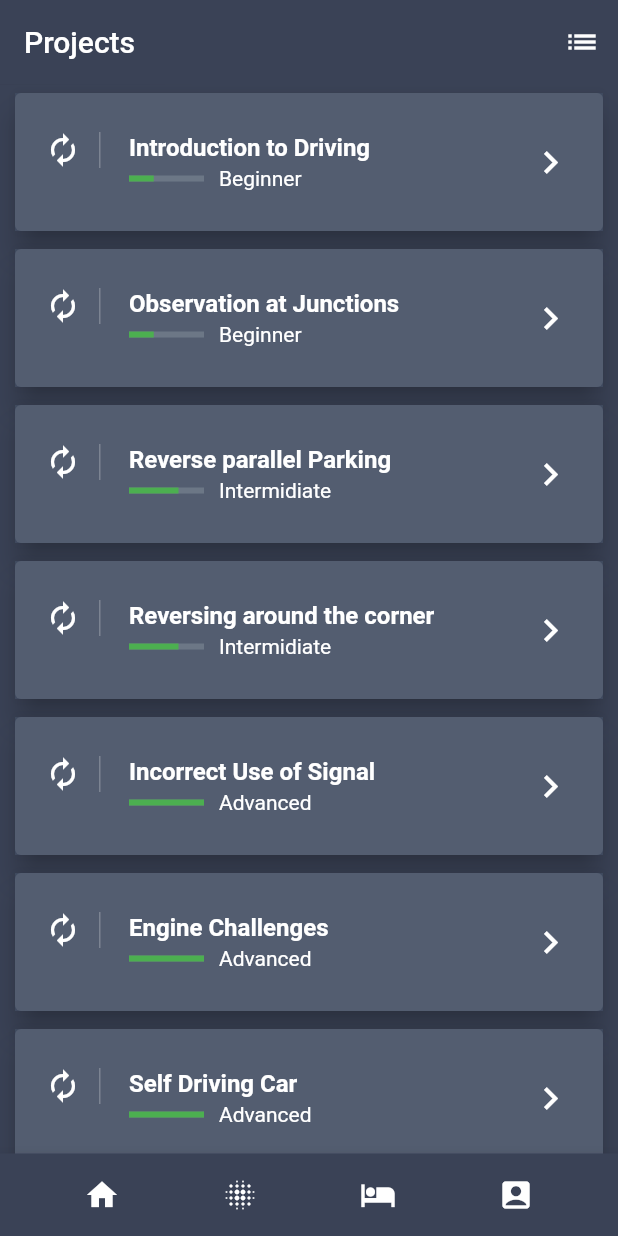
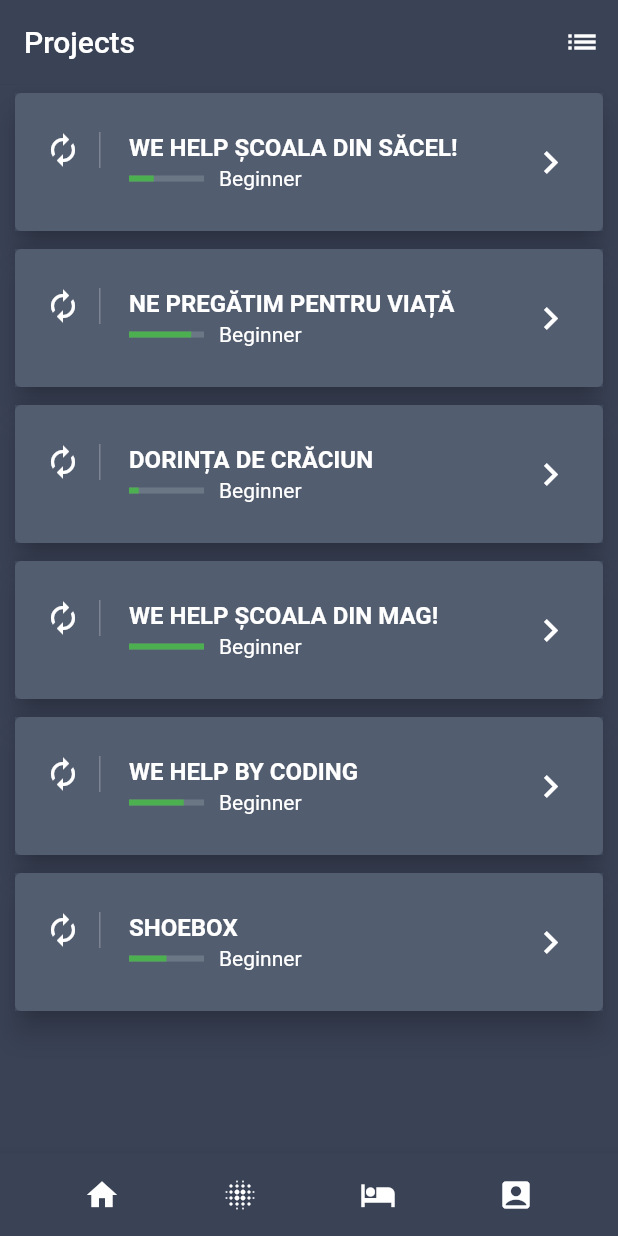
Before and after one commit to AlexandraDamaschin/SkipToTheFuture-Frontend, a Flutter app: the ListPage screen opened directly, on a phone screen of 412 x 824 dp. Run offline on Flutter 3.47's test engine with Material 2 defaults, Android fonts, the phone set to English and light mode, and no system bars; our stand-ins replace parse_server_sdk_flutter.

Commit message:
Add projects

```diff
--- a/lib/projects/project-details.dart
+++ b/lib/projects/project-details.dart
@@ -2,15 +2,15 @@ import 'package:flutter/material.dart';
 import 'package:skip_to_the_future_app/projects/project-model.dart';
 
 class DetailPage extends StatelessWidget {
-  final Lesson lesson;
-  DetailPage({Key key, this.lesson}) : super(key: key);
+  final Project project;
+  DetailPage({Key key, this.project}) : super(key: key);
   @override
   Widget build(BuildContext context) {
     final levelIndicator = Container(
       child: Container(
         child: LinearProgressIndicator(
             backgroundColor: Color.fromRGBO(209, 224, 224, 0.2),
-            value: lesson.indicatorValue,
+            value: project.indicatorValue,
             valueColor: AlwaysStoppedAnimation(Colors.green)),
       ),
     );
@@ -21,7 +21,7 @@ class DetailPage extends StatelessWidget {
           border: new Border.all(color: Colors.white),
           borderRadius: BorderRadius.circular(5.0)),
       child: new Text(
-        "\$" + lesson.price.toString(),
+        "\$" + project.hostedBy.toString(),
         style: TextStyle(color: Colors.white),
       ),
     );
@@ -41,7 +41,7 @@ class DetailPage extends StatelessWidget {
         ),
         SizedBox(height: 10.0),
         Text(
-          lesson.title,
+          project.title,
           style: TextStyle(color: Colors.white, fontSize: 45.0),
         ),
         SizedBox(height: 30.0),
@@ -54,7 +54,7 @@ class DetailPage extends StatelessWidget {
                 child: Padding(
                     padding: EdgeInsets.only(left: 10.0),
                     child: Text(
-                      lesson.level,
+                      project.description,
                       style: TextStyle(color: Colors.white),
                     ))),
             Expanded(flex: 1, child: coursePrice)
@@ -97,7 +97,7 @@ class DetailPage extends StatelessWidget {
     );
 
     final bottomContentText = Text(
-      lesson.content,
+      project.content,
       style: TextStyle(fontSize: 18.0),
     );
     final readButton = Container(
--- a/lib/projects/project-model.dart
+++ b/lib/projects/project-model.dart
@@ -1,10 +1,18 @@
-class Lesson {
+class Project {
   String title;
-  String level;
+  String description;
   double indicatorValue;
-  int price;
   String content;
+  String hostedBy;
+  String location;
+  String url;
 
-  Lesson(
-      {this.title, this.level, this.indicatorValue, this.price, this.content});
+  Project(
+      {this.title,
+      this.description,
+      this.indicatorValue,
+      this.content,
+      this.hostedBy,
+      this.location,
+      this.url});
 }
--- a/lib/projects/projects.dart
+++ b/lib/projects/projects.dart
@@ -22,7 +22,7 @@ class _ListPageState extends State<ListPage> {
 
   @override
   Widget build(BuildContext context) {
-    ListTile makeListTile(Lesson lesson) => ListTile(
+    ListTile makeListTile(Project project) => ListTile(
           contentPadding:
               EdgeInsets.symmetric(horizontal: 20.0, vertical: 10.0),
           leading: Container(
@@ -33,7 +33,7 @@ class _ListPageState extends State<ListPage> {
             child: Icon(Icons.autorenew, color: Colors.white),
           ),
           title: Text(
-            lesson.title,
+            project.title,
             style: TextStyle(color: Colors.white, fontWeight: FontWeight.bold),
           ),
           // subtitle: Text("Intermediate", style: TextStyle(color: Colors.white)),
@@ -46,14 +46,14 @@ class _ListPageState extends State<ListPage> {
                     // tag: 'hero',
                     child: LinearProgressIndicator(
                         backgroundColor: Color.fromRGBO(209, 224, 224, 0.2),
-                        value: lesson.indicatorValue,
+                        value: project.indicatorValue,
                         valueColor: AlwaysStoppedAnimation(Colors.green)),
                   )),
               Expanded(
                 flex: 4,
                 child: Padding(
                     padding: EdgeInsets.only(left: 10.0),
-                    child: Text(lesson.level,
+                    child: Text(project.description,
                         style: TextStyle(color: Colors.white))),
               )
             ],
@@ -64,11 +64,11 @@ class _ListPageState extends State<ListPage> {
             Navigator.push(
                 context,
                 MaterialPageRoute(
-                    builder: (context) => DetailPage(lesson: lesson)));
+                    builder: (context) => DetailPage(project: project)));
           },
         );
 
-    Card makeCard(Lesson lesson) => Card(
+    Card makeCard(Project lesson) => Card(
           elevation: 8.0,
           margin: new EdgeInsets.symmetric(horizontal: 10.0, vertical: 6.0),
           child: Container(
@@ -139,54 +139,59 @@ class _ListPageState extends State<ListPage> {
 
 List getLessons() {
   return [
-    Lesson(
-        title: "Introduction to Driving",
-        level: "Beginner",
+    Project(
+        title: "WE HELP ȘCOALA DIN SĂCEL!",
+        description: "Beginner",
         indicatorValue: 0.33,
-        price: 20,
         content:
-            "Start by taking a couple of minutes to read the info in this section. Launch your app and click on the Settings menu.  While on the settings page, click the Save button.  You should see a circular progress indicator display in the middle of the page and the user interface elements cannot be clicked due to the modal barrier that is constructed."),
-    Lesson(
-        title: "Observation at Junctions",
-        level: "Beginner",
-        indicatorValue: 0.33,
-        price: 50,
+            "În urma participării la Maratonul Internațional Sibiu 2020 am reușit, cu ajutorul a 67 de alergători și 228 de susținători, să stângem suma de 17511 lei.Am ales să inițiem un proiect pentru Școala din Săcel pentru că fără continuitate un proiect privind educația nu poate evolua. Astfel dezvoltăm demersurile, începute de către noi în 2016, de a susține educația în zona rurală din județul Sibiu, prin modernizarea unor săli de activități în școlile din Țichindeal și Mag.",
+        hostedBy: "Asociatia We Help!",
+        location: "Sibiu",
+        url: "https://we-help.ro/we-help-scoala-din-sacel/"),
+    Project(
+        title: "NE PREGĂTIM PENTRU VIAȚĂ",
+        description: "Beginner",
+        indicatorValue: 0.83,
         content:
-            "Start by taking a couple of minutes to read the info in this section. Launch your app and click on the Settings menu.  While on the settings page, click the Save button.  You should see a circular progress indicator display in the middle of the page and the user interface elements cannot be clicked due to the modal barrier that is constructed."),
-    Lesson(
-        title: "Reverse parallel Parking",
-        level: "Intermidiate",
-        indicatorValue: 0.66,
-        price: 30,
+            "Proiectul ‘’Ne pregătim pentru viață‘‘ și-a propus ca în decursul a patru zile să le ofere copiilor din cadrul programului nostru educativ ‘‘Ajută copiii din familii defavorizate să meargă la școală ‘‘ oportunități de socializare și suportul material de care ei au nevoie în vederea depășirii problemelor dificile cu care se confruntă și dezvoltării abilităților necesare pentru a-și asigura un trai decent în viitor.",
+        hostedBy: "Asociatia We Help!",
+        location: "Sibiu",
+        url: "https://we-help.ro/ne-pregatim-pentru-viata/"),
+    Project(
+        title: "DORINȚA DE CRĂCIUN",
+        description: "Beginner",
+        indicatorValue: 0.13,
         content:
-            "Start by taking a couple of minutes to read the info in this section. Launch your app and click on the Settings menu.  While on the settings page, click the Save button.  You should see a circular progress indicator display in the middle of the page and the user interface elements cannot be clicked due to the modal barrier that is constructed."),
-    Lesson(
-        title: "Reversing around the corner",
-        level: "Intermidiate",
-        indicatorValue: 0.66,
-        price: 30,
+            "Campania “Dorința de Crăciun” a luat naștere din dorința oamenilor de a ajuta chiar și în situația actuală. Deoarece ne doream să organizăm un proiect care să ajute copiii, dar în același timp să ne asigurăm că întreaga noastră echipă este în siguranță am luat decizia de a organiza o strângere de fonduri online. Prin acest proiect am reușit cu ajutorul vostru să pregătim 190 de copii pentru iarnă. ",
+        hostedBy: "Asociatia We Help!",
+        location: "Sibiu",
+        url: "https://we-help.ro/dorinta-de-craciun/"),
+    Project(
+        title: "WE HELP ȘCOALA DIN MAG!",
+        description: "Beginner",
+        indicatorValue: 1,
         content:
-            "Start by taking a couple of minutes to read the info in this section. Launch your app and click on the Settings menu.  While on the settings page, click the Save button.  You should see a circular progress indicator display in the middle of the page and the user interface elements cannot be clicked due to the modal barrier that is constructed."),
-    Lesson(
-        title: "Incorrect Use of Signal",
-        level: "Advanced",
-        indicatorValue: 1.0,
-        price: 50,
+            "După mai bine de 3 săptămani de muncă am reușit să deschidem oficial sala noastră de cercetare la Școala din Mag! Datorită vouă celor care ați ales să alergați/susțineți proiectul nostru înscris la Maratonul International Sibiu am renovat două săli din școală. Cei mici s-au bucurat foarte mult când au descoperit că au o sală de documentare științifică și pedagogică. Aici se pot bucura citind o carte, realizând ateliere de creație sau vizionând emisiuni educative.",
+        hostedBy: "Asociatia We Help!",
+        location: "Sibiu",
+        url: "https://we-help.ro/we-help-scoala-din-mag/"),
+    Project(
+        title: "WE HELP BY CODING",
+        description: "Beginner",
+        indicatorValue: 0.73,
         content:
-            "Start by taking a couple of minutes to read the info in this section. Launch your app and click on the Settings menu.  While on the settings page, click the Save button.  You should see a circular progress indicator display in the middle of the page and the user interface elements cannot be clicked due to the modal barrier that is constructed."),
-    Lesson(
-        title: "Engine Challenges",
-        level: "Advanced",
-        indicatorValue: 1.0,
-        price: 50,
+            "We Help By Coding este un proiect pentru care aplicăm anual din 2017 până în prezent.Dorim să le împărtășim celor mici din cunoștințele noastre despre tehnologia informației, calculatoare și diferite modalități de a învăța programare sub forma unei provocări amuzante. Copiii au nevoie de o oportunitate să experimenteze și să exploreze lumea tehnologiei pentru a se pregăti de viața într-o societate modernă și pentru a-și dezvolta abilitățile de rezolvare a problemelor.",
+        hostedBy: "Asociatia We Help!",
+        location: "Sibiu",
+        url: "https://we-help.ro/we-help-by-coding/"),
+    Project(
+        title: "SHOEBOX",
+        description: "Beginner",
+        indicatorValue: 0.5,
         content:
-            "Start by taking a couple of minutes to read the info in this section. Launch your app and click on the Settings menu.  While on the settings page, click the Save button.  You should see a circular progress indicator display in the middle of the page and the user interface elements cannot be clicked due to the modal barrier that is constructed."),
-    Lesson(
-        title: "Self Driving Car",
-        level: "Advanced",
-        indicatorValue: 1.0,
-        price: 50,
-        content:
-            "Start by taking a couple of minutes to read the info in this section. Launch your app and click on the Settings menu.  While on the settings page, click the Save button.  You should see a circular progress indicator display in the middle of the page and the user interface elements cannot be clicked due to the modal barrier that is constructed.  ")
+            "„ShoeBox” este o inițiativă de ajutorare a copiilor din familii cu posibilități materiale reduse, campanie începută în anul 2007 de o familie din Cluj, continuată la nivel de oraș, apoi extinsă în toată țara. Conceptul presupune ca donatorul să ofere unul sau mai multe cadouri cu un volum rezonabil, care să încapă într-o cutie de pantofi, de aici și denumirea de ,,ShoeBox”. ",
+        hostedBy: "Asociatia We Help!",
+        location: "Sibiu",
+        url: "https://we-help.ro/shoebox/")
   ];
 }
```
